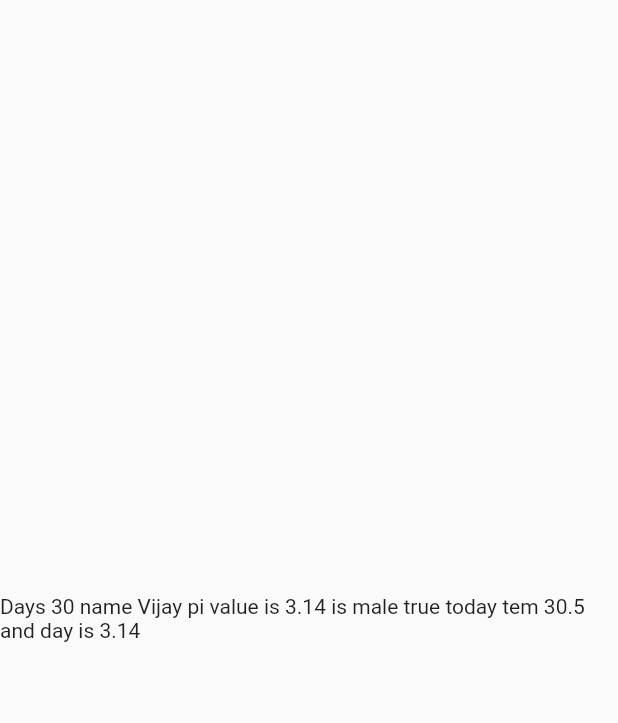
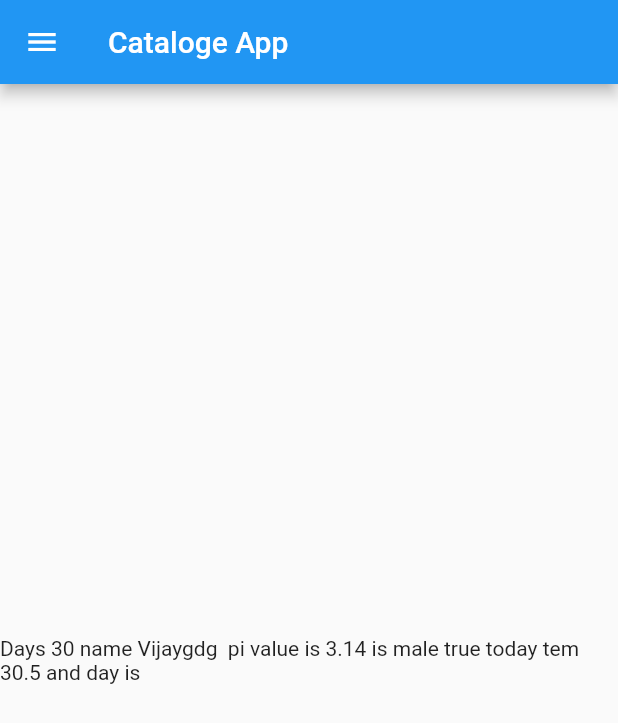
Before and after one commit to vijaylodhi/flutter_demo, a Flutter app: the screen it shows after launch, on a phone screen of 412 x 824 dp. Shown: the top 723 px of the screen. Run offline on Flutter 3.47's test engine with Material 2 defaults, Android fonts, the phone set to English and light mode, and no system bars.

Commit message:
Day2 completed

```diff
--- /dev/null
+++ b/lib/home_page.dart
@@ -0,0 +1,28 @@
+import 'package:flutter/material.dart';
+
+class HomePage extends StatelessWidget {
+  // variable declaration with data type explicit
+  int days = 30;
+  String name = "Vijaygdg ";
+  double pi = 3.14;
+  bool isMale = true;
+  num temp = 30.5;
+  //variable declaration with data type implicit
+  var day = "Tuesday";
+  // const piVal = 3.14;
+  final vari = 10;
+
+  @override
+  Widget build(BuildContext context) {
+    return Scaffold(
+      appBar: AppBar(
+        title: Text("Cataloge App"),
+      ),
+      body: Center(
+        child: Text(
+            "Days $days name $name pi value is $pi is male $isMale today tem $temp and day is "),
+      ),
+      drawer: Drawer(),
+    );
+  }
+}
--- a/lib/main.dart
+++ b/lib/main.dart
@@ -1,31 +1,16 @@
 import 'package:flutter/material.dart';
+import 'package:flutter_demo/home_page.dart';
+import 'package:flutter_demo/home_page.dart';
 
-void main()
-{
+void main() {
   runApp(MyApp());
 }
+
 class MyApp extends StatelessWidget {
   @override
   Widget build(BuildContext context) {
-    // variable declaration with data type explicit
-    int days=30;
-    String name="Vijay";
-    double pi=3.14;
-    bool isMale=true;
-    num temp=30.5;
-    //variable declaration with data type implicit
-    var day="Tuesday";
-    const piVal=3.14;
-    piVal+1;
-
     return MaterialApp(
-      home: Material(
-        child: Center(
-          child: Container(
-            child:Text("Days $days name $name pi value is $pi is male $isMale today tem $temp and day is $piVal"),
-          ),
-        ),
-    ),
+      home: HomePage(),
     );
   }
 }
```
